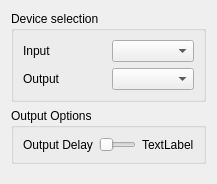
First picture: the form in src/mumble/OSS.ui, repository mumble-voip/mumble, before the edit.
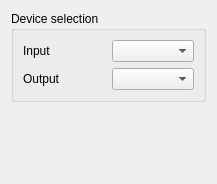
Second picture: the form after the edit.

Commit message: Rename iDXOutputDelay to iOutputDelay and move it to the general config pane.

```diff
--- a/src/mumble/OSS.ui
+++ b/src/mumble/OSS.ui
@@ -59,54 +59,6 @@
      </layout>
     </widget>
    </item>
-   <item>
-    <widget class="QGroupBox" name="qcbOutput" >
-     <property name="title" >
-      <string>Output Options</string>
-     </property>
-     <layout class="QHBoxLayout" >
-      <item>
-       <widget class="QLabel" name="qliOutputDelay" >
-        <property name="text" >
-         <string>Output Delay</string>
-        </property>
-        <property name="buddy" >
-         <cstring>qsOutputDelay</cstring>
-        </property>
-       </widget>
-      </item>
-      <item>
-       <widget class="QSlider" name="qsOutputDelay" >
-        <property name="toolTip" >
-         <string>Amount of data to buffer for OSS</string>
-        </property>
-        <property name="whatsThis" >
-         <string>This sets the amount of data to prebuffer in the output buffer. Experiment with different values and set it to the lowest which doesn't cause rapid jitter in the sound.</string>
-        </property>
-        <property name="minimum" >
-         <number>1</number>
-        </property>
-        <property name="maximum" >
-         <number>6</number>
-        </property>
-        <property name="pageStep" >
-         <number>2</number>
-        </property>
-        <property name="orientation" >
-         <enum>Qt::Horizontal</enum>
-        </property>
-       </widget>
-      </item>
-      <item>
-       <widget class="QLabel" name="qlOutputDelay" >
-        <property name="text" >
-         <string>TextLabel</string>
-        </property>
-       </widget>
-      </item>
-     </layout>
-    </widget>
-   </item>
    <item>
     <spacer>
      <property name="orientation" >
```
The commit also changes 20 other files.
